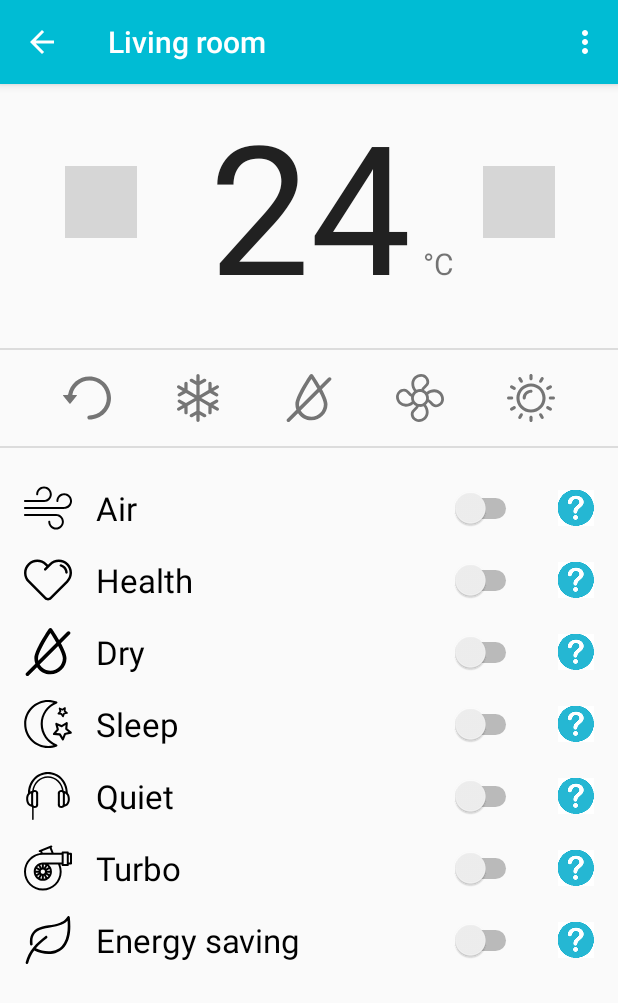
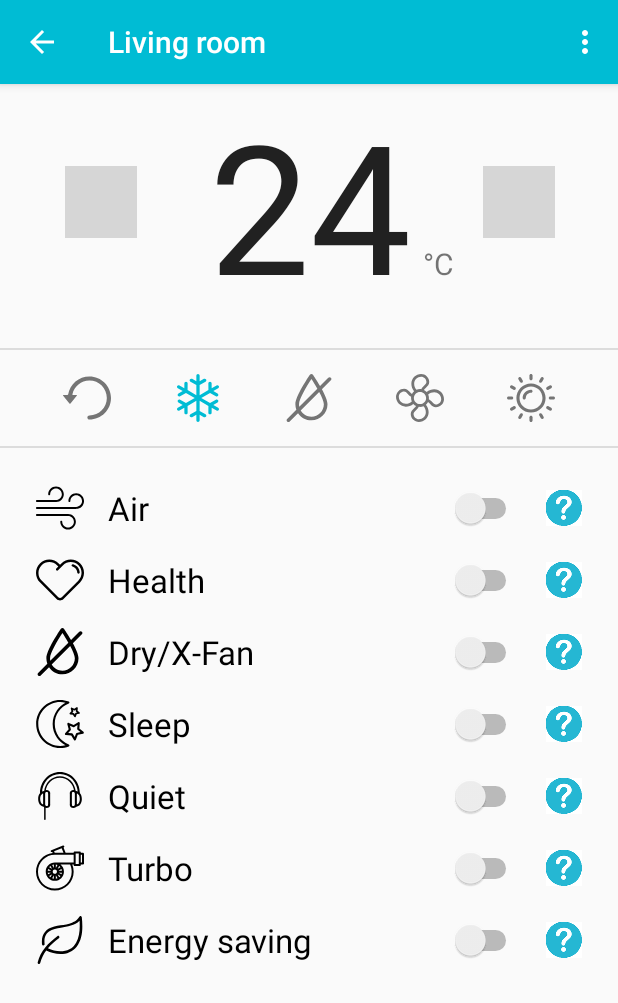
Before and after one commit to tomikaa87/gree-remote, an Android app: the screen it shows after launch (DeviceActivity), after a tap on "Living room", on a phone screen of 412 x 824 dp. Shown: the top 1003 px of the screen. Run offline under Robolectric (Android 15) with nearby library versions, the phone set to English and light mode, and no system bars; grey boxes are pictures that could not be loaded.

Commit message:
Initial device management in Android app

```diff
--- a/GreeRemoteAndroid/app/src/main/java/tomikaa/greeremote/DeviceActivity.java
+++ b/GreeRemoteAndroid/app/src/main/java/tomikaa/greeremote/DeviceActivity.java
@@ -1,12 +1,15 @@
 package tomikaa.greeremote;
 
 import android.content.Intent;
+import android.graphics.Color;
+import android.support.v4.content.res.ResourcesCompat;
 import android.support.v7.app.AppCompatActivity;
 import android.os.Bundle;
 import android.util.Log;
 import android.view.Menu;
 import android.view.View;
 import android.widget.ArrayAdapter;
+import android.widget.ImageButton;
 import android.widget.Spinner;
 import android.widget.TextView;
 
@@ -34,11 +37,6 @@ public class DeviceActivity extends AppCompatActivity {
     }
 
     @Override
-    protected void onDestroy() {
-        super.onDestroy();
-    }
-
-    @Override
     public boolean onCreateOptionsMenu(Menu menu) {
         // Inflate the menu; this adds items to the action bar if it is present.
         getMenuInflater().inflate(R.menu.menu_device, menu);
@@ -47,6 +45,21 @@ public class DeviceActivity extends AppCompatActivity {
 
     public void update() {
         mTemperatureTextView.setText(String.format("%d", mDeviceItem.mTemperature));
+
+        ImageButton autoModeButton = (ImageButton) findViewById(R.id.autoModeButton);
+        ImageButton coolModeButton = (ImageButton) findViewById(R.id.coolModeButton);
+        ImageButton dryModeButton = (ImageButton) findViewById(R.id.dryModeButton);
+        ImageButton fanModeButton = (ImageButton) findViewById(R.id.fanModeButton);
+        ImageButton heatModeButton = (ImageButton) findViewById(R.id.heatModeButton);
+
+        int activeColor = ResourcesCompat.getColor(getResources(), R.color.colorPrimary, null);
+        int inactiveColor = ResourcesCompat.getColor(getResources(), R.color.colorSecondaryText, null);
+
+        autoModeButton.setColorFilter(mDeviceItem.mMode == DeviceItem.Mode.AUTO ? activeColor : inactiveColor);
+        coolModeButton.setColorFilter(mDeviceItem.mMode == DeviceItem.Mode.COOL ? activeColor : inactiveColor);
+        dryModeButton.setColorFilter(mDeviceItem.mMode == DeviceItem.Mode.DRY ? activeColor : inactiveColor);
+        fanModeButton.setColorFilter(mDeviceItem.mMode == DeviceItem.Mode.FAN ? activeColor : inactiveColor);
+        heatModeButton.setColorFilter(mDeviceItem.mMode == DeviceItem.Mode.HEAT ? activeColor : inactiveColor);
     }
 
     public void onAirHelpButtonClicked(View view) {
@@ -77,6 +90,41 @@ public class DeviceActivity extends AppCompatActivity {
         startHelpActivity(DeviceHelpActivity.Feature.SAVING);
     }
 
+    public void onAutoModeButtonClicked(View view) {
+        DeviceManager dm = DeviceManager.getInstance();
+        dm.setMode(mDeviceItem.mId, DeviceManager.MODE_AUTO);
+    }
+
+    public void onCoolModeButtonClicked(View view) {
+        DeviceManager dm = DeviceManager.getInstance();
+        dm.setMode(mDeviceItem.mId, DeviceManager.MODE_COOL);
+    }
+
+    public void onDryModeButtonClicked(View view) {
+        DeviceManager dm = DeviceManager.getInstance();
+        dm.setMode(mDeviceItem.mId, DeviceManager.MODE_DRY);
+    }
+
+    public void onFanModeButtonClicked(View view) {
+        DeviceManager dm = DeviceManager.getInstance();
+        dm.setMode(mDeviceItem.mId, DeviceManager.MODE_FAN);
+    }
+
+    public void onHeatModeButtonClicked(View view) {
+        DeviceManager dm = DeviceManager.getInstance();
+        dm.setMode(mDeviceItem.mId, DeviceManager.MODE_HEAT);
+    }
+
+    public void onPlusButtonClicked(View view) {
+        DeviceManager dm = DeviceManager.getInstance();
+        dm.setTemperature(mDeviceItem.mId, mDeviceItem.mTemperature + 1);
+    }
+
+    public void onMinusButtonClicked(View view) {
+        DeviceManager dm = DeviceManager.getInstance();
+        dm.setTemperature(mDeviceItem.mId, mDeviceItem.mTemperature - 1);
+    }
+
     private void startHelpActivity(DeviceHelpActivity.Feature feature) {
         Intent intent = new Intent(this, DeviceHelpActivity.class);
         intent.putExtra(EXTRA_FEATURE_HELP, feature);
--- a/GreeRemoteAndroid/app/src/main/java/tomikaa/greeremote/DeviceItemFragment.java
+++ b/GreeRemoteAndroid/app/src/main/java/tomikaa/greeremote/DeviceItemFragment.java
@@ -10,9 +10,6 @@ import android.support.v7.widget.RecyclerView;
 import android.view.LayoutInflater;
 import android.view.View;
 import android.view.ViewGroup;
-
-import tomikaa.greeremote.dummy.DummyContent;
-import tomikaa.greeremote.dummy.DummyContent.DummyItem;
 
 import java.util.ArrayList;
 import java.util.List;
@@ -88,9 +85,9 @@ public class DeviceItemFragment extends Fragment {
             items.get(1).mRoomType = DeviceItem.RoomType.BEDROOM;
             items.get(1).mTemperature = 25;
 
-            items.get(2).mName = "Office";
-            items.get(2).mMode = DeviceItem.Mode.COOL;
-            items.get(2).mRoomType = DeviceItem.RoomType.OFFICE;
+            items.get(2).mName = "Dining room";
+            items.get(2).mMode = DeviceItem.Mode.AUTO;
+            items.get(2).mRoomType = DeviceItem.RoomType.DINING_ROOM;
             items.get(2).mTemperature = 23;
 
             items.get(3).mName = "Kitchen";
--- /dev/null
+++ b/GreeRemoteAndroid/app/src/main/res/drawable/ic_magnifying_glass.xml
@@ -0,0 +1,4 @@
+<vector android:height="24dp" android:viewportHeight="451.0"
+    android:viewportWidth="451.0" android:width="24dp" xmlns:android="http://schemas.android.com/apk/res/android">
+    <path android:fillColor="#FF000000" android:pathData="M447,428l-109.6,-109.6c29.4,-33.8 47.2,-77.9 47.2,-126.1C384.6,86.2 298.4,0 192.4,0C86.3,0 0.1,86.3 0.1,192.3s86.3,192.3 192.3,192.3c48.2,0 92.3,-17.8 126.1,-47.2L428,447c2.6,2.6 6.1,4 9.5,4s6.9,-1.3 9.5,-4C452.3,441.8 452.3,433.2 447,428zM27,192.3c0,-91.2 74.2,-165.3 165.3,-165.3c91.2,0 165.3,74.2 165.3,165.3s-74.1,165.4 -165.3,165.4C101.2,357.7 27,283.5 27,192.3z"/>
+</vector>
--- a/GreeRemoteAndroid/app/src/main/res/layout/activity_device.xml
+++ b/GreeRemoteAndroid/app/src/main/res/layout/activity_device.xml
@@ -15,6 +15,7 @@
         android:layout_marginRight="0dp"
         android:layout_marginTop="0dp"
         android:background="@android:color/transparent"
+        android:onClick="onCoolModeButtonClicked"
         android:scaleType="fitCenter"
         android:tint="@color/colorSecondaryText"
         app:layout_constraintLeft_toRightOf="@+id/autoModeButton"
@@ -28,6 +29,7 @@
         android:layout_height="32dp"
         android:layout_marginTop="0dp"
         android:background="@android:color/transparent"
+        android:onClick="onAutoModeButtonClicked"
         android:scaleType="fitCenter"
         android:tint="@color/colorSecondaryText"
         app:layout_constraintHorizontal_chainStyle="spread"
@@ -42,6 +44,7 @@
         android:layout_height="32dp"
         android:layout_marginTop="16dp"
         android:background="@android:color/transparent"
+        android:onClick="onDryModeButtonClicked"
         android:scaleType="fitCenter"
         android:tint="@color/colorSecondaryText"
         app:layout_constraintLeft_toRightOf="@+id/coolModeButton"
@@ -55,6 +58,7 @@
         android:layout_height="32dp"
         android:layout_marginTop="0dp"
         android:background="@android:color/transparent"
+        android:onClick="onHeatModeButtonClicked"
         android:scaleType="fitCenter"
         android:tint="@color/colorSecondaryText"
         app:layout_constraintLeft_toRightOf="@+id/fanModeButton"
@@ -68,6 +72,7 @@
         android:layout_height="32dp"
         android:layout_marginTop="0dp"
         android:background="@android:color/transparent"
+        android:onClick="onFanModeButtonClicked"
         android:scaleType="fitCenter"
         android:tint="@color/colorSecondaryText"
         app:layout_constraintLeft_toRightOf="@+id/dryModeButton"
@@ -83,6 +88,7 @@
         android:layout_marginRight="48dp"
         android:layout_marginTop="0dp"
         android:background="@android:color/transparent"
+        android:onClick="onMinusButtonClicked"
         android:scaleType="fitCenter"
         android:tint="@color/colorSecondaryText"
         app:layout_constraintBottom_toBottomOf="@+id/temperatureTextView"
@@ -99,6 +105,7 @@
         android:layout_marginLeft="48dp"
         android:layout_marginTop="0dp"
         android:background="@android:color/transparent"
+        android:onClick="onPlusButtonClicked"
         android:scaleType="fitCenter"
         android:tint="@color/colorSecondaryText"
         app:layout_constraintBottom_toBottomOf="@+id/temperatureTextView"
@@ -127,7 +134,7 @@
         android:layout_height="wrap_content"
         android:layout_marginLeft="8dp"
         android:layout_marginStart="8dp"
-        android:text="@string/device_temp_unit_celsiue"
+        android:text="@string/device_temp_unit_celsius"
         android:textSize="20sp"
         app:layout_constraintBaseline_toBaselineOf="@+id/temperatureTextView"
         app:layout_constraintLeft_toRightOf="@+id/temperatureTextView" />
@@ -167,30 +174,31 @@
             android:orientation="vertical">
 
             <ImageButton
-                android:id="@+id/imageButton"
+                android:id="@+id/sleepHelpButton"
                 android:layout_width="24dp"
                 android:layout_height="24dp"
-                android:layout_marginEnd="16dp"
-                android:onClick="onDryHelpButtonClicked"
-                app:srcCompat="@mipmap/ic_question"
-                android:layout_marginRight="0dp"
+                android:layout_marginBottom="0dp"
+                android:layout_marginEnd="24dp"
+                android:layout_marginRight="24dp"
+                android:layout_marginTop="0dp"
+                android:onClick="onSleepHelpButtonClicked"
+                app:layout_constraintBottom_toBottomOf="@+id/switch7"
                 app:layout_constraintRight_toRightOf="parent"
                 app:layout_constraintTop_toTopOf="@+id/switch7"
-                android:layout_marginTop="0dp"
-                app:layout_constraintBottom_toBottomOf="@+id/switch7"
-                android:layout_marginBottom="0dp" />
+                app:srcCompat="@mipmap/ic_question" />
 
             <ImageView
                 android:id="@+id/sleepIcon"
                 android:layout_width="32dp"
                 android:layout_height="32dp"
                 android:layout_marginBottom="0dp"
-                android:layout_marginLeft="16dp"
+                android:layout_marginLeft="24dp"
                 android:layout_marginTop="0dp"
                 app:layout_constraintBottom_toBottomOf="@+id/switch7"
                 app:layout_constraintLeft_toLeftOf="parent"
                 app:layout_constraintTop_toTopOf="@+id/switch7"
-                app:srcCompat="@drawable/ic_feature_sleep" />
+                app:srcCompat="@drawable/ic_feature_sleep"
+                app:layout_constraintVertical_bias="0.0" />
 
             <Switch
                 android:id="@+id/switch7"
@@ -213,80 +221,86 @@
                 android:layout_width="32dp"
                 android:layout_height="32dp"
                 android:layout_marginBottom="0dp"
-                android:layout_marginLeft="16dp"
+                android:layout_marginLeft="24dp"
                 android:layout_marginTop="0dp"
                 app:layout_constraintBottom_toBottomOf="@+id/switch5"
                 app:layout_constraintLeft_toLeftOf="parent"
                 app:layout_constraintTop_toTopOf="@+id/switch5"
-                app:srcCompat="@drawable/ic_mode_dry" />
+                app:srcCompat="@drawable/ic_mode_dry"
+                app:layout_constraintVertical_bias="0.0" />
 
             <ImageView
                 android:id="@+id/savingIcon"
                 android:layout_width="32dp"
                 android:layout_height="32dp"
                 android:layout_marginBottom="0dp"
-                android:layout_marginLeft="16dp"
+                android:layout_marginLeft="24dp"
                 android:layout_marginTop="0dp"
                 app:layout_constraintBottom_toBottomOf="@+id/switch6"
                 app:layout_constraintLeft_toLeftOf="parent"
                 app:layout_constraintTop_toTopOf="@+id/switch6"
-                app:srcCompat="@drawable/ic_feature_saving" />
+                app:srcCompat="@drawable/ic_feature_saving"
+                app:layout_constraintVertical_bias="0.0" />
 
             <ImageView
                 android:id="@+id/turboIcon"
                 android:layout_width="32dp"
                 android:layout_height="32dp"
                 android:layout_marginBottom="0dp"
-                android:layout_marginLeft="16dp"
+                android:layout_marginLeft="24dp"
                 android:layout_marginTop="0dp"
                 app:layout_constraintBottom_toBottomOf="@+id/switch3"
                 app:layout_constraintLeft_toLeftOf="parent"
                 app:layout_constraintTop_toTopOf="@+id/switch3"
-                app:srcCompat="@drawable/ic_feature_turbo" />
+                app:srcCompat="@drawable/ic_feature_turbo"
+                app:layout_constraintVertical_bias="0.0" />
 
             <ImageView
                 android:id="@+id/airIcon"
                 android:layout_width="32dp"
                 android:layout_height="32dp"
                 android:layout_marginBottom="0dp"
-                android:layout_marginLeft="16dp"
+                android:layout_marginLeft="24dp"
                 android:layout_marginTop="0dp"
                 app:layout_constraintBottom_toBottomOf="@+id/switch1"
                 app:layout_constraintLeft_toLeftOf="parent"
                 app:layout_constraintTop_toTopOf="@+id/switch1"
-                app:srcCompat="@drawable/ic_feature_air" />
+                app:srcCompat="@drawable/ic_feature_air"
+                app:layout_constraintVertical_bias="0.0" />
 
             <ImageView
                 android:id="@+id/quietIcon"
                 android:layout_width="32dp"
                 android:layout_height="32dp"
                 android:layout_marginBottom="0dp"
-                android:layout_marginLeft="16dp"
+                android:layout_marginLeft="24dp"
                 android:layout_marginTop="0dp"
                 app:layout_constraintBottom_toBottomOf="@+id/switch4"
                 app:layout_constraintLeft_toLeftOf="parent"
                 app:layout_constraintTop_toTopOf="@+id/switch4"
-                app:srcCompat="@drawable/ic_feature_quiet" />
+                app:srcCompat="@drawable/ic_feature_quiet"
+                app:layout_constraintVertical_bias="0.0" />
 
             <ImageView
                 android:id="@+id/healthIcon"
                 android:layout_width="32dp"
                 android:layout_height="32dp"
                 android:layout_marginBottom="0dp"
-                android:layout_marginLeft="16dp"
+                android:layout_marginLeft="24dp"
                 android:layout_marginTop="0dp"
                 app:layout_constraintBottom_toBottomOf="@+id/switch2"
                 app:layout_constraintLeft_toLeftOf="parent"
                 app:layout_constraintTop_toTopOf="@+id/switch2"
-                app:srcCompat="@drawable/ic_feature_health" />
+                app:srcCompat="@drawable/ic_feature_health"
+                app:layout_constraintVertical_bias="0.0" />
 
             <ImageButton
-                android:id="@+id/imageButton8"
+                android:id="@+id/turboHelpButton"
                 android:layout_width="24dp"
                 android:layout_height="24dp"
                 android:layout_marginBottom="8dp"
-                android:layout_marginEnd="16dp"
-                android:layout_marginRight="16dp"
+                android:layout_marginEnd="24dp"
+                android:layout_marginRight="24dp"
                 android:layout_marginTop="8dp"
                 android:onClick="onTurboHelpButtonClicked"
                 app:layout_constraintBottom_toBottomOf="@+id/switch3"
@@ -295,11 +309,11 @@
                 app:srcCompat="@mipmap/ic_question" />
 
             <ImageButton
-                android:id="@+id/imageButton9"
+                android:id="@+id/savingHelpButton"
                 android:layout_width="24dp"
                 android:layout_height="24dp"
-                android:layout_marginEnd="16dp"
-                android:layout_marginRight="16dp"
+                android:layout_marginEnd="24dp"
+                android:layout_marginRight="24dp"
                 android:onClick="onSavingHelpButtonClicked"
                 app:layout_constraintBottom_toBottomOf="@+id/switch6"
                 app:layout_constraintRight_toRightOf="parent"
@@ -307,11 +321,11 @@
                 app:srcCompat="@mipmap/ic_question" />
 
             <ImageButton
-                android:id="@+id/imageButton6"
+                android:id="@+id/quietHelpButton"
                 android:layout_width="24dp"
                 android:layout_height="24dp"
-                android:layout_marginEnd="16dp"
-                android:layout_marginRight="16dp"
+                android:layout_marginEnd="24dp"
+                android:layout_marginRight="24dp"
                 android:onClick="onQuietHelpButtonClicked"
                 app:layout_constraintBottom_toBottomOf="@+id/switch4"
                 app:layout_constraintRight_toRightOf="parent"
@@ -319,11 +333,11 @@
                 app:srcCompat="@mipmap/ic_question" />
 
             <ImageButton
-                android:id="@+id/imageButton2"
+                android:id="@+id/airHelpButton"
                 android:layout_width="24dp"
                 android:layout_height="24dp"
-                android:layout_marginEnd="16dp"
-                android:layout_marginRight="16dp"
+                android:layout_marginEnd="24dp"
+                android:layout_marginRight="24dp"
                 android:onClick="onAirHelpButtonClicked"
                 app:layout_constraintBottom_toBottomOf="@+id/switch1"
                 app:layout_constraintRight_toRightOf="parent"
@@ -331,11 +345,11 @@
                 app:srcCompat="@mipmap/ic_question" />
 
             <ImageButton
-                android:id="@+id/imageButton3"
+                android:id="@+id/healthHelpButton"
                 android:layout_width="24dp"
                 android:layout_height="24dp"
-                android:layout_marginEnd="16dp"
-                android:layout_marginRight="16dp"
+                android:layout_marginEnd="24dp"
+                android:layout_marginRight="24dp"
                 android:onClick="onHealthHelpButtonClicked"
                 app:layout_constraintBottom_toBottomOf="@+id/switch2"
                 app:layout_constraintRight_toRightOf="parent"
@@ -343,11 +357,11 @@
                 app:srcCompat="@mipmap/ic_question" />
 
             <ImageButton
-                android:id="@+id/imageButton4"
+                android:id="@+id/dryHelpButton"
                 android:layout_width="24dp"
                 android:layout_height="24dp"
-                android:layout_marginEnd="16dp"
-                android:layout_marginRight="16dp"
+                android:layout_marginEnd="24dp"
+                android:layout_marginRight="24dp"
                 android:onClick="onDryHelpButtonClicked"
                 app:layout_constraintBottom_toBottomOf="@+id/switch5"
                 app:layout_constraintRight_toRightOf="parent"
--- a/GreeRemoteAndroid/app/src/main/res/layout/activity_main.xml
+++ b/GreeRemoteAndroid/app/src/main/res/layout/activity_main.xml
@@ -28,6 +28,7 @@
         android:layout_height="wrap_content"
         android:layout_gravity="bottom|end"
         android:layout_margin="@dimen/fab_margin"
-        app:srcCompat="@android:drawable/ic_dialog_email" />
+        android:tint="@android:color/white"
+        app:srcCompat="@drawable/ic_magnifying_glass" />
 
 </android.support.design.widget.CoordinatorLayout>
--- a/GreeRemoteAndroid/app/src/main/res/values/strings.xml
+++ b/GreeRemoteAndroid/app/src/main/res/values/strings.xml
@@ -13,7 +13,7 @@
     <string name="switch_air">Air</string>
     <string name="switch_quiet">Quiet</string>
     <string name="switch_saving">Energy saving</string>
-    <string name="switch_xfan">Dry</string>
+    <string name="switch_xfan">Dry/X-Fan</string>
     <string name="switch_sleep">Sleep</string>
     <string name="device_help_title">Help:</string>
     <string name="device_help_air">Air</string>
@@ -23,7 +23,9 @@
     <string name="device_help_quiet">Quiet</string>
     <string name="device_help_turbo">Turbo</string>
     <string name="device_help_saving">Energy saving</string>
-    <string name="device_temp_unit_celsiue">°C</string>
+    <string name="device_temp_unit_celsius">°C</string>
+    <string name="device_scan_start_notification">Scanning devices on local network...</string>
+    <string name="device_scan_running_notification">Scan is already running. Please wait.</string>
     <string-array name="device_mode_names">
         <item>Automatic</item>
         <item>Cool</item>
```
Also changed, not shown: GreeRemoteAndroid/app/src/main/java/tomikaa/greeremote/DeviceManager.java (added, +54 -0 lines), GreeRemoteAndroid/app/src/main/java/tomikaa/greeremote/MainActivity.java (+9 -2 lines), GreeRemoteAndroid/app/src/main/java/tomikaa/greeremote/dummy/DummyContent.java (deleted, +0 -72 lines).
